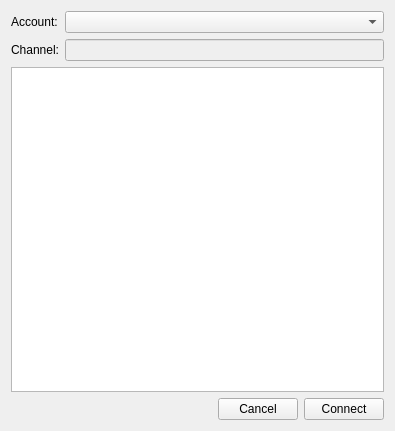
First picture: the form in mainwindow.ui, repository KDE/ktp-test-tool, before the edit.
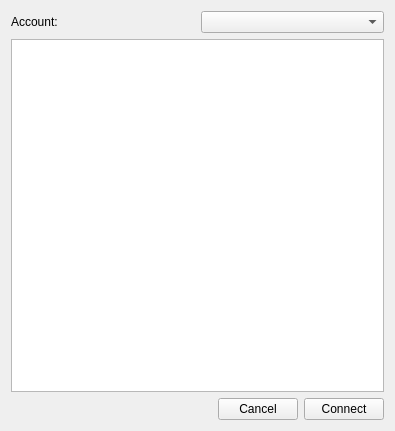
Second picture: the form after the edit.

Patch:
```diff
--- a/mainwindow.ui
+++ b/mainwindow.ui
@@ -26,20 +26,6 @@
      <item row="0" column="1">
       <widget class="QComboBox" name="accountCombo"/>
      </item>
-     <item row="1" column="0">
-      <widget class="QLabel" name="label_2">
-       <property name="text">
-        <string>Channel:</string>
-       </property>
-      </widget>
-     </item>
-     <item row="1" column="1">
-      <widget class="QLineEdit" name="channelEdit">
-       <property name="enabled">
-        <bool>false</bool>
-       </property>
-      </widget>
-     </item>
     </layout>
    </item>
    <item>
```
